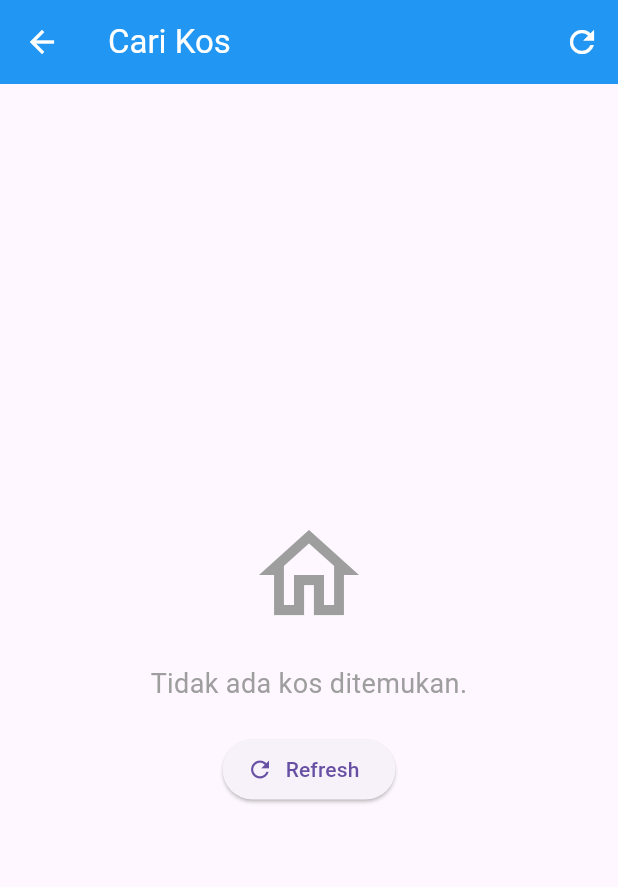
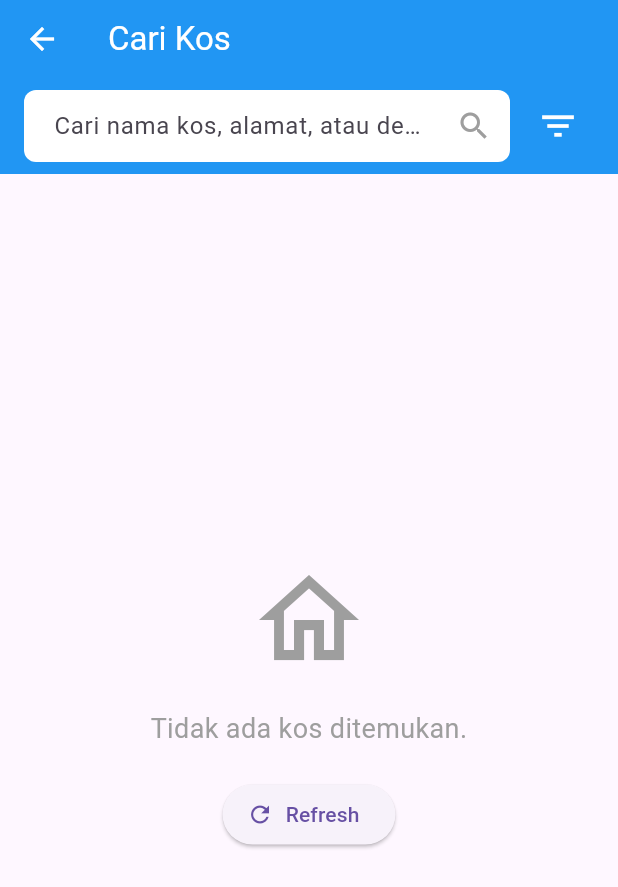
Before and after one commit to SatriaYudha03/sewa_kos, a Flutter app: the KosListScreen screen opened directly, after a tap on "Refresh", on a phone screen of 412 x 824 dp. Shown: the top 887 px of the screen. Run offline on Flutter 3.47's test engine with Material 3 defaults, Android fonts, the light colour scheme and no system bars; our stand-ins replace file_picker, image_picker, shared_preferences; accounts and stored records are empty; network calls fail.

Commit message:
add fitur search & filter

```diff
--- a/lib/core/services/kos_service.dart
+++ b/lib/core/services/kos_service.dart
@@ -177,5 +177,51 @@ class KosService {
     }
   }
 
+// API PHP: api/kos/search.php
+  Future<List<Kos>> searchKos({
+    String? keyword,
+    double? minPrice,
+    double? maxPrice,
+    String? fasilitas, // Fasilitas kamar, dipisahkan koma (misal: "AC,KM Dalam")
+  }) async {
+    // Bangun URL dengan query parameters
+    final Map<String, String> queryParams = {};
+    if (keyword != null && keyword.isNotEmpty) {
+      queryParams['keyword'] = keyword;
+    }
+    if (minPrice != null) {
+      queryParams['min_price'] = minPrice.toString();
+    }
+    if (maxPrice != null) {
+      queryParams['max_price'] = maxPrice.toString();
+    }
+    if (fasilitas != null && fasilitas.isNotEmpty) {
+      queryParams['fasilitas'] = fasilitas;
+    }
+
+    final uri = Uri.parse("$_baseUrl/kos/search.php").replace(queryParameters: queryParams);
+
+    try {
+      final headers = await _authService.getAuthHeaders(); // Dapatkan header otorisasi (diperlukan)
+
+      final response = await http.get(
+        uri,
+        headers: headers,
+      );
+
+      final responseBody = json.decode(response.body);
+
+      if (response.statusCode == 200 && responseBody['status'] == 'success') {
+        final List<dynamic> kosData = responseBody['data'];
+        return kosData.map((json) => Kos.fromJson(json)).toList();
+      } else {
+        print('Error searching kos: ${responseBody['message']}');
+        return [];
+      }
+    } catch (e) {
+      print('Error during searchKos: $e');
+      return [];
+    }
+  }
   // TODO: Tambahkan method untuk getKamarByKosId jika API-nya sudah ada (ini akan mengembalikan List<KamarKos>)
 }
--- a/lib/features/tenant_dashboard/screens/kos_list_screen.dart
+++ b/lib/features/tenant_dashboard/screens/kos_list_screen.dart
@@ -1,9 +1,9 @@
 // lib/features/tenant_dashboard/screens/kos_list_screen.dart (DIUPDATE)
 import 'package:flutter/material.dart';
 import 'package:sewa_kos/core/constants/app_constants.dart';
-import 'package:sewa_kos/core/models/kos_model.dart'; // Import KosModel
-import 'package:sewa_kos/core/services/kos_service.dart'; // Import KosService
-import 'package:sewa_kos/features/tenant_dashboard/screens/kos_detail_screen.dart'; // Import KosDetailScreen (akan dibuat)
+import 'package:sewa_kos/core/models/kos_model.dart';
+import 'package:sewa_kos/core/services/kos_service.dart';
+import 'package:sewa_kos/features/tenant_dashboard/screens/kos_detail_screen.dart';
 
 class KosListScreen extends StatefulWidget {
   const KosListScreen({super.key});
@@ -16,16 +16,33 @@ class _KosListScreenState extends State<KosListScreen> {
   final KosService _kosService = KosService();
   Future<List<Kos>>? _kosListFuture;
 
+  final TextEditingController _searchController = TextEditingController();
+  String _currentKeyword = '';
+  double? _minPriceFilter;
+  double? _maxPriceFilter;
+  String _fasilitasFilter = ''; // Contoh: "AC,KM Dalam"
+
   @override
   void initState() {
     super.initState();
-    _fetchKosList();
+    _fetchKosList(); // Ambil semua kos awalnya
   }
 
-  // Fungsi untuk mengambil daftar kos
+  @override
+  void dispose() {
+    _searchController.dispose();
+    super.dispose();
+  }
+
+  // Fungsi untuk mengambil daftar kos dengan filter
   Future<void> _fetchKosList() async {
     setState(() {
-      _kosListFuture = _kosService.getListKos();
+      _kosListFuture = _kosService.searchKos(
+        keyword: _currentKeyword.isEmpty ? null : _currentKeyword,
+        minPrice: _minPriceFilter,
+        maxPrice: _maxPriceFilter,
+        fasilitas: _fasilitasFilter.isEmpty ? null : _fasilitasFilter,
+      );
     });
   }
 
@@ -37,6 +54,72 @@ class _KosListScreenState extends State<KosListScreen> {
     );
   }
 
+  // Fungsi untuk menampilkan dialog filter
+  Future<void> _showFilterDialog() async {
+    double tempMinPrice = _minPriceFilter ?? 0;
+    double tempMaxPrice = _maxPriceFilter ?? 5000000; // Contoh maks harga
+    String tempFasilitas = _fasilitasFilter;
+
+    await showDialog(
+      context: context,
+      builder: (BuildContext context) {
+        return AlertDialog(
+          title: const Text('Filter Kos'),
+          content: SingleChildScrollView(
+            child: Column(
+              mainAxisSize: MainAxisSize.min,
+              children: [
+                TextField(
+                  keyboardType: TextInputType.number,
+                  decoration: InputDecoration(labelText: 'Harga Min (Rp)'),
+                  controller: TextEditingController(text: tempMinPrice.toStringAsFixed(0)),
+                  onChanged: (val) {
+                    tempMinPrice = double.tryParse(val) ?? 0;
+                  },
+                ),
+                TextField(
+                  keyboardType: TextInputType.number,
+                  decoration: InputDecoration(labelText: 'Harga Max (Rp)'),
+                  controller: TextEditingController(text: tempMaxPrice.toStringAsFixed(0)),
+                  onChanged: (val) {
+                    tempMaxPrice = double.tryParse(val) ?? 5000000;
+                  },
+                ),
+                TextField(
+                  decoration: InputDecoration(labelText: 'Fasilitas (pisahkan koma)'),
+                  controller: TextEditingController(text: tempFasilitas),
+                  onChanged: (val) {
+                    tempFasilitas = val;
+                  },
+                ),
+              ],
+            ),
+          ),
+          actions: [
+            TextButton(
+              onPressed: () {
+                Navigator.pop(context); // Tutup dialog
+              },
+              child: const Text('Batal'),
+            ),
+            ElevatedButton(
+              onPressed: () {
+                setState(() {
+                  _minPriceFilter = tempMinPrice;
+                  _maxPriceFilter = tempMaxPrice;
+                  _fasilitasFilter = tempFasilitas;
+                });
+                _fetchKosList(); // Ambil ulang daftar dengan filter baru
+                Navigator.pop(context); // Tutup dialog
+              },
+              child: const Text('Terapkan Filter'),
+            ),
+          ],
+        );
+      },
+    );
+  }
+
   @override
   Widget build(BuildContext context) {
     return Scaffold(
@@ -44,18 +127,60 @@ class _KosListScreenState extends State<KosListScreen> {
         title: const Text('Cari Kos'),
         backgroundColor: AppConstants.primaryColor,
         foregroundColor: Colors.white,
-        actions: [
-          IconButton(
-            icon: const Icon(Icons.refresh),
-            onPressed: _fetchKosList, // Tombol refresh
-            tooltip: 'Refresh Daftar Kos',
+        bottom: PreferredSize(
+          preferredSize: const Size.fromHeight(60.0),
+          child: Padding(
+            padding: const EdgeInsets.symmetric(horizontal: AppConstants.defaultPadding, vertical: 8.0),
+            child: Row(
+              children: [
+                Expanded(
+                  child: TextField(
+                    controller: _searchController,
+                    decoration: InputDecoration(
+                      hintText: 'Cari nama kos, alamat, atau deskripsi...',
+                      fillColor: Colors.white,
+                      filled: true,
+                      border: OutlineInputBorder(
+                        borderRadius: BorderRadius.circular(8.0),
+                        borderSide: BorderSide.none,
+                      ),
+                      contentPadding: const EdgeInsets.symmetric(horizontal: 16.0, vertical: 0),
+                      suffixIcon: _searchController.text.isNotEmpty
+                          ? IconButton(
+                              icon: const Icon(Icons.clear, color: Colors.grey),
+                              onPressed: () {
+                                _searchController.clear();
+                                setState(() {
+                                  _currentKeyword = '';
+                                });
+                                _fetchKosList(); // Refresh tanpa keyword
+                              },
+                            )
+                          : const Icon(Icons.search, color: Colors.grey),
+                    ),
+                    onChanged: (value) {
+                      setState(() {
+                        _currentKeyword = value;
+                      });
+                      if (value.isEmpty) { // Langsung refresh jika search bar dikosongkan
+                         _fetchKosList();
+                      }
+                    },
+                    onSubmitted: (value) {
+                      _fetchKosList(); // Trigger pencarian saat enter
+                    },
+                  ),
+                ),
+                const SizedBox(width: 8),
+                IconButton(
+                  icon: const Icon(Icons.filter_list, color: Colors.white, size: 28),
+                  onPressed: _showFilterDialog,
+                  tooltip: 'Filter Pencarian',
+                ),
+              ],
+            ),
           ),
-          // Nanti bisa ditambahkan tombol filter/search
-          // IconButton(
-          //   icon: const Icon(Icons.filter_list),
-          //   onPressed: () { /* logika filter */ },
-          // ),
-        ],
+        ),
       ),
       body: FutureBuilder<List<Kos>>(
         future: _kosListFuture,
@@ -91,11 +216,13 @@ class _KosListScreenState extends State<KosListScreen> {
                   Icon(Icons.home_outlined, size: 80, color: Colors.grey),
                   SizedBox(height: 20),
                   Text(
-                    'Tidak ada kos ditemukan.',
+                    _currentKeyword.isNotEmpty || _minPriceFilter != null || _maxPriceFilter != null || _fasilitasFilter.isNotEmpty
+                        ? 'Tidak ada kos ditemukan dengan kriteria pencarian ini.'
+                        : 'Tidak ada kos ditemukan.',
                     textAlign: TextAlign.center,
                     style: TextStyle(fontSize: 18, color: Colors.grey),
                   ),
-                  SizedBox(height: 20),
+                  const SizedBox(height: 20),
                   ElevatedButton.icon(
                     onPressed: _fetchKosList,
                     icon: const Icon(Icons.refresh),
@@ -105,7 +232,6 @@ class _KosListScreenState extends State<KosListScreen> {
               ),
             );
           } else {
-            // Tampilkan daftar kos
             return ListView.builder(
               padding: const EdgeInsets.all(AppConstants.defaultPadding / 2),
               itemCount: snapshot.data!.length,
@@ -113,10 +239,9 @@ class _KosListScreenState extends State<KosListScreen> {
                 final kos = snapshot.data![index];
 
                 ImageProvider? backgroundImage;
-                // Construct full image URL for NetworkImage (meskipun kita hiraukan masalah CORS gambar)
                 if (kos.fotoUtama != null && kos.fotoUtama!.isNotEmpty) {
                   final fullImageUrl = '${AppConstants.baseUrl}${kos.fotoUtama!}';
-                  // print('DEBUG_TENANT_IMAGE_URL: Mencoba memuat gambar dari: $fullImageUrl'); // Tetap aktifkan untuk debugging jika perlu
+                  // print('DEBUG_TENANT_IMAGE_URL: Mencoba memuat gambar dari: $fullImageUrl');
                   backgroundImage = NetworkImage(fullImageUrl);
                 } else {
                   backgroundImage = const AssetImage(AppConstants.imageAssetPlaceholderKos);
@@ -126,7 +251,7 @@ class _KosListScreenState extends State<KosListScreen> {
                   margin: const EdgeInsets.symmetric(vertical: AppConstants.defaultMargin / 2),
                   elevation: 4,
                   shape: RoundedRectangleBorder(borderRadius: BorderRadius.circular(AppConstants.defaultBorderRadius)),
-                  child: InkWell( // Menggunakan InkWell agar Card bisa di-tap
+                  child: InkWell(
                     onTap: () => _navigateToKosDetail(kos),
                     borderRadius: BorderRadius.circular(AppConstants.defaultBorderRadius),
                     child: Padding(
@@ -134,7 +259,6 @@ class _KosListScreenState extends State<KosListScreen> {
                       child: Row(
                         crossAxisAlignment: CrossAxisAlignment.start,
                         children: [
-                          // Gambar Kos
                           Container(
                             width: 100,
                             height: 100,
@@ -157,7 +281,6 @@ class _KosListScreenState extends State<KosListScreen> {
                                 : null,
                           ),
                           const SizedBox(width: AppConstants.defaultPadding),
-                          // Detail Kos
                           Expanded(
                             child: Column(
                               crossAxisAlignment: CrossAxisAlignment.start,
```
